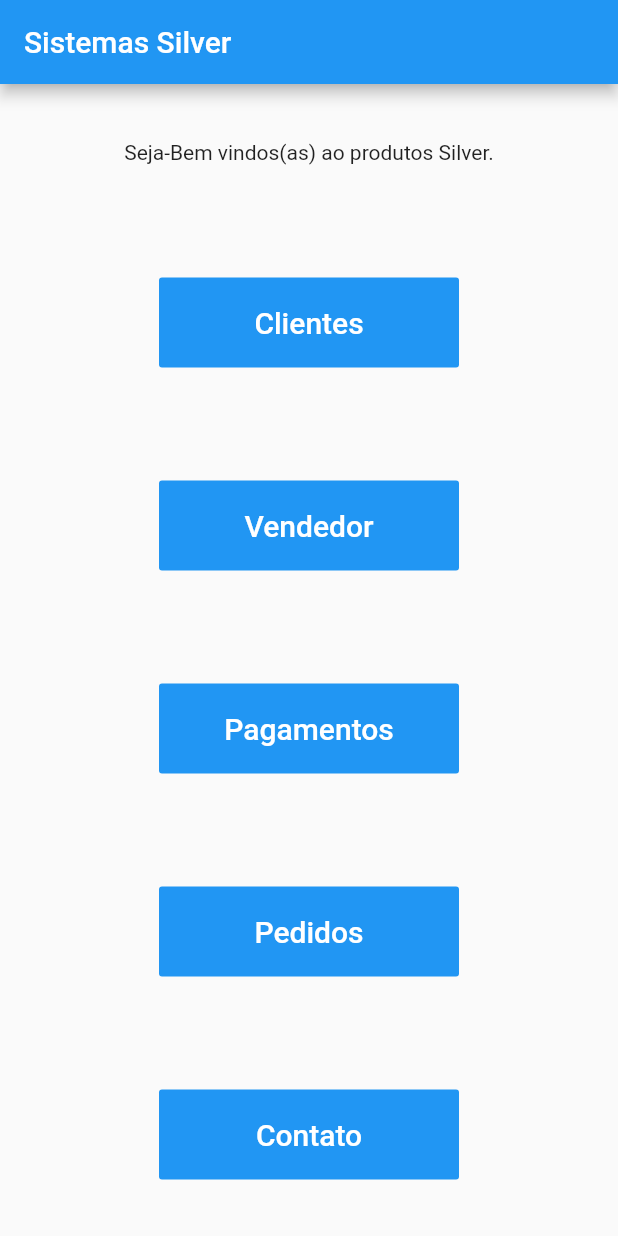
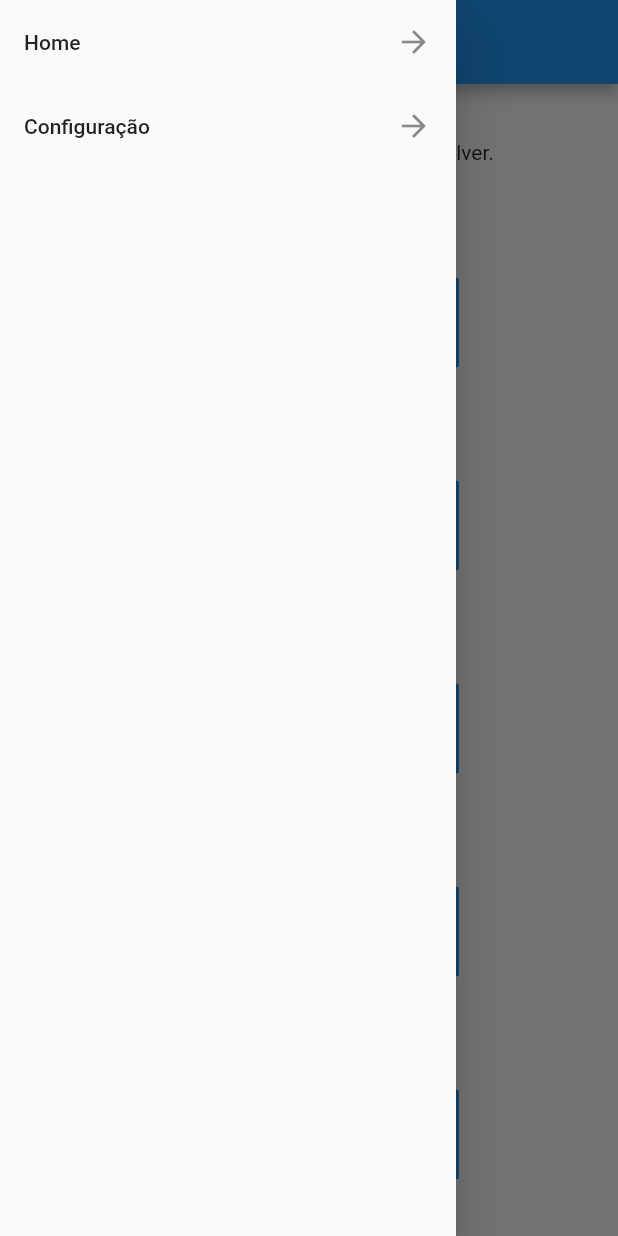
Before and after one commit to jeduardovrb/pagina_inicial_flutter, a Flutter app: the screen it shows after launch, with the side drawer open (before the commit the screen has no drawer), on a phone screen of 412 x 824 dp. Run offline on Flutter 3.47's test engine with Material 2 defaults, Android fonts, the phone set to English and light mode, and no system bars.

Commit message:
Ajustes commit.

```diff
--- a/lib/main.dart
+++ b/lib/main.dart
@@ -72,11 +72,28 @@ class _MyHomePageState extends State<MyHomePage> {
     // fast, so that you can just rebuild anything that needs updating rather
     // than having to individually change instances of widgets.
     return Scaffold(
+
       appBar: AppBar(
         // Here we take the value from the MyHomePage object that was created by
         // the App.build method, and use it to set our appbar title.
         title: Text(widget.title),
       ),
+
+      drawer: Drawer(
+        child: ListView(
+          children: <Widget>[
+            ListTile(
+              title: Text("Home"),
+              trailing: Icon(Icons.arrow_forward),
+            ),
+            ListTile(
+              title: Text("Configuração"),
+              trailing: Icon(Icons.arrow_forward),
+            ),
+          ],
+        ),
+      ),
+
       body: Center(
         // Center is a layout widget. It takes a single child and positions it
         // in the middle of the parent.
@@ -168,7 +185,9 @@ class _MyHomePageState extends State<MyHomePage> {
            //   style: Theme.of(context).textTheme.headline4,
            // ),
           ],
+
         ),
+
       ),
 
       //floatingActionButton: FloatingActionButton(
```
